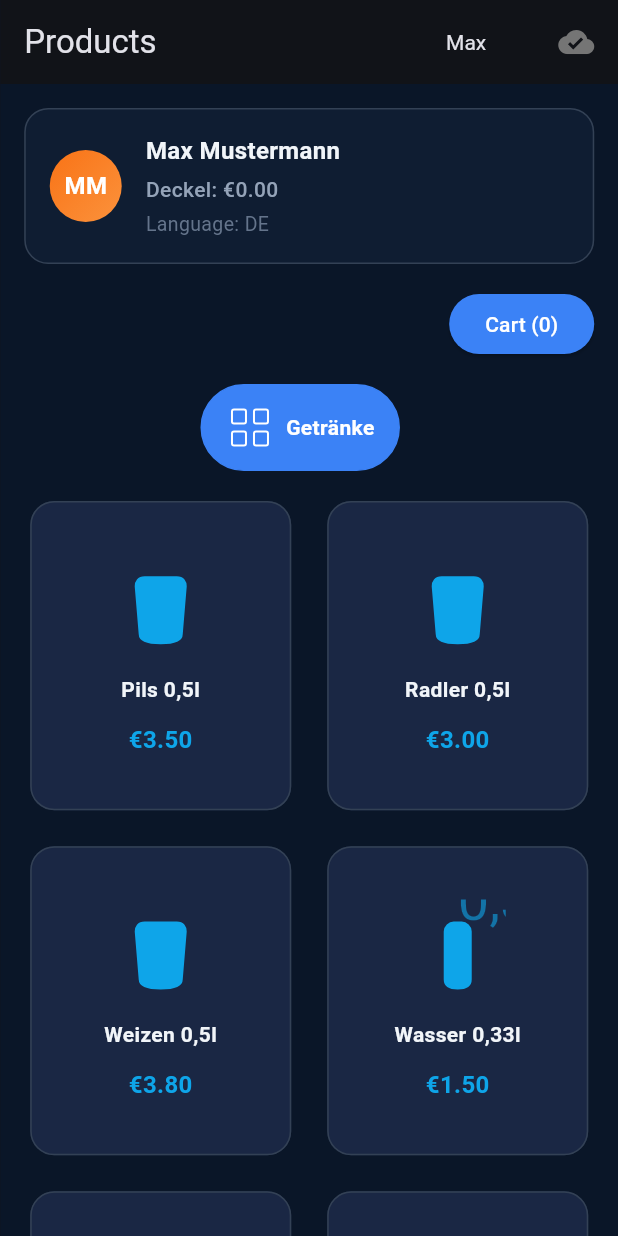
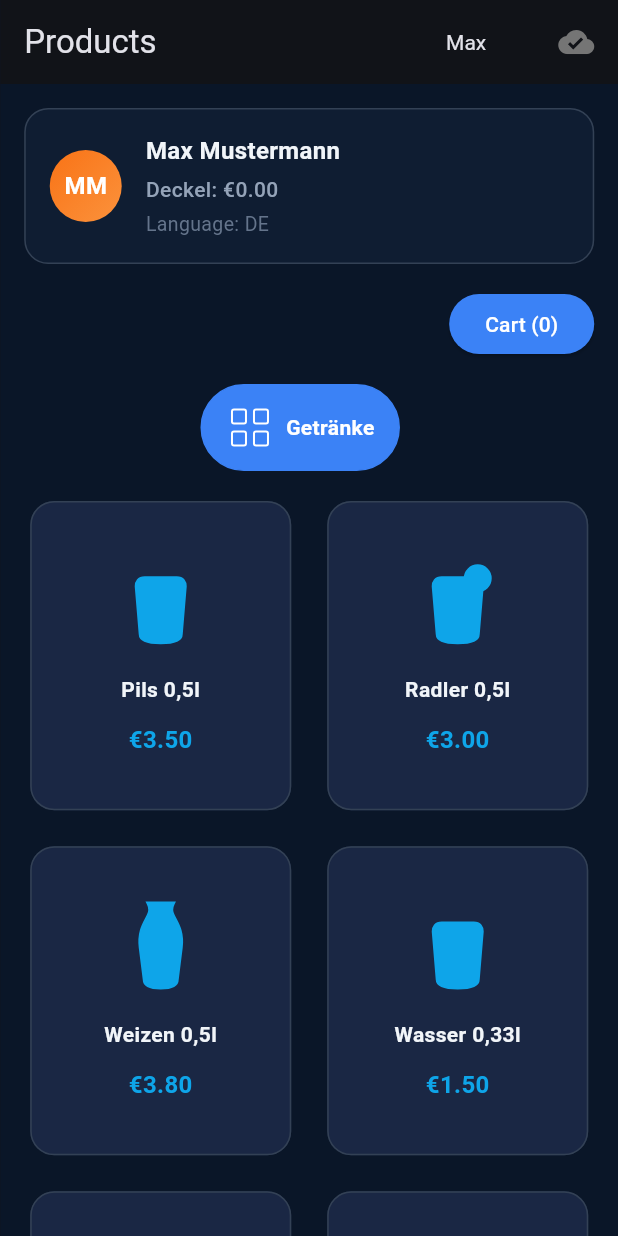
Before and after one commit to dgloeckner/clubbar, a Flutter app: the screen it shows after launch, after a tap on the "contactless" icon, on a phone screen of 412 x 824 dp. Run offline on Flutter 3.47's test engine with Material 3 defaults, Android fonts, the phone set to English and light mode, and no system bars; our stand-ins replace drift, flutter_svg, go_router, logger, sqflite_common_ffi; accounts and stored records are empty; generated files the repository leaves out were written again.

Commit message:
fix: extract product type from full name for icon matching
Products display full names like 'Pils 0,5l' but icon registry
was matching exact names. Now extracts first word (product type)
for icon lookup: 'Pils 0,5l' → 'pils' → pils_icon.svg

This fixes incorrect water cup icons showing for all products.

All 204 tests passing.

Co-Authored-By: Claude Haiku 4.5 <noreply@anthropic.com>

```diff
--- a/terminal-frontend/lib/utils/icon_registry.dart
+++ b/terminal-frontend/lib/utils/icon_registry.dart
@@ -55,7 +55,14 @@ Widget getCategoryIcon(
 
 /// Map product name to SVG asset path
 String _getProductIconPath(String? productName) {
-  switch (productName?.toLowerCase()) {
+  // Extract product type from full name (e.g., "Pils 0,5l" → "pils")
+  final productType = productName
+      ?.split(' ')
+      .first
+      .toLowerCase()
+      ?? '';
+
+  switch (productType) {
     // Pils variants
     case 'pils':
     case 'pilsner':
```
